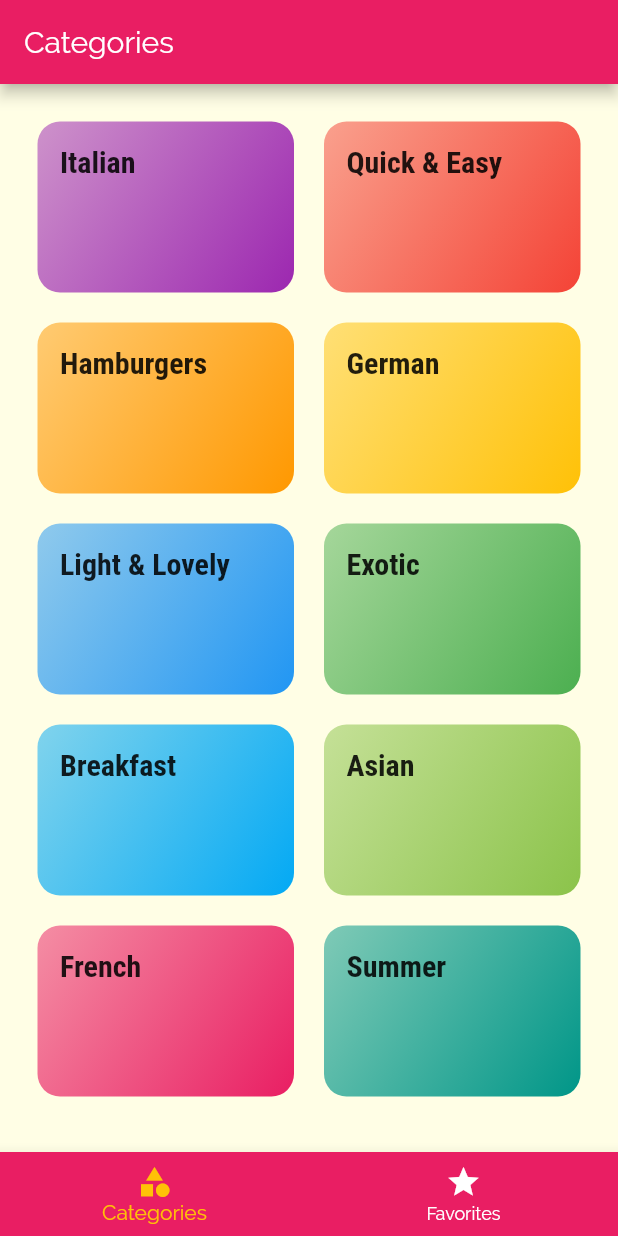
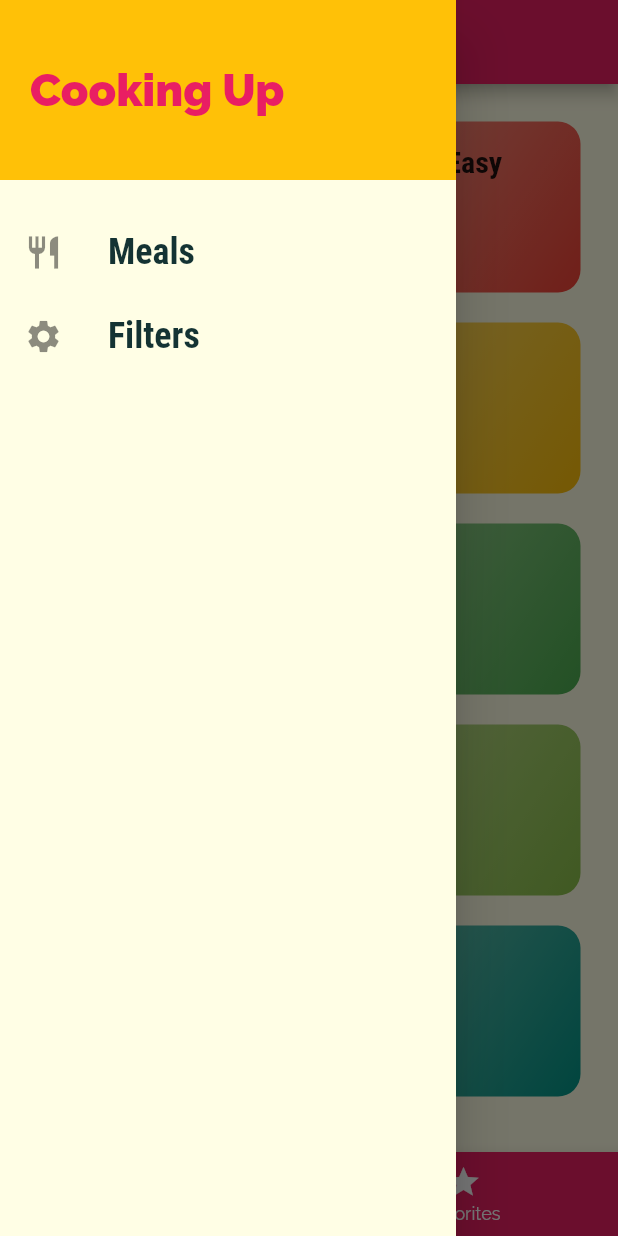
Before and after one commit to hasan661/MealsApp, a Flutter app: the screen it shows after launch, with the side drawer open (before the commit the screen has no drawer), on a phone screen of 412 x 824 dp. Run offline on Flutter 3.47's test engine with Material 2 defaults, Android fonts, the phone set to English and light mode, and no system bars.

```diff
--- a/mealsapp/lib/screens/tabs_screen.dart
+++ b/mealsapp/lib/screens/tabs_screen.dart
@@ -1,6 +1,7 @@
 import 'package:flutter/material.dart';
 import 'package:mealsapp/screens/categories_screen.dart';
 import 'package:mealsapp/screens/favorites_screen.dart';
+import 'package:mealsapp/widgets/main_drawer.dart';
 
 class TabScreen extends StatefulWidget {
   const TabScreen({Key? key}) : super(key: key);
@@ -58,6 +59,7 @@ class _TabScreenState extends State<TabScreen> {
       appBar: AppBar(
         title: Text(_pages[_selectedpageindex]['title']),
       ),
+      drawer: MainDrawer(),
       body: _pages[_selectedpageindex]['page'],
       bottomNavigationBar: BottomNavigationBar(
         onTap: _selectpage,
--- /dev/null
+++ b/mealsapp/lib/widgets/main_drawer.dart
@@ -0,0 +1,53 @@
+import 'package:flutter/material.dart';
+
+class MainDrawer extends StatelessWidget {
+  // const MainDrawer({ Key? key }) : super(key: key);
+  Widget buildlisttile(String title, IconData icon)
+  {
+    return ListTile(
+            leading: Icon(
+              icon,
+              size: 26,
+            ),
+            title: Text(
+              title,
+              style: TextStyle(
+                  fontFamily: 'RobotoCondensed',
+                  fontSize: 24,
+                  fontWeight: FontWeight.bold),
+            ),
+            onTap: (){},
+          );
+  }
+
+  @override
+  Widget build(BuildContext context) {
+    return Drawer(
+      child: Column(
+        children: [
+          Container(
+            height: 120,
+            width: double.infinity,
+            padding: EdgeInsets.all(20),
+            alignment: Alignment.centerLeft,
+            color: Theme.of(context).accentColor,
+            child: Text(
+              "Cooking Up",
+              style: TextStyle(
+                  fontWeight: FontWeight.w900,
+                  fontSize: 30,
+                  color: Theme.of(context).primaryColor),
+            ),
+          ),
+          SizedBox(
+            height: 20,
+          ),
+
+          buildlisttile("Meals", Icons.restaurant),
+          buildlisttile("Filters", Icons.settings)
+
+        ],
+      ),
+    );
+  }
+}
```
